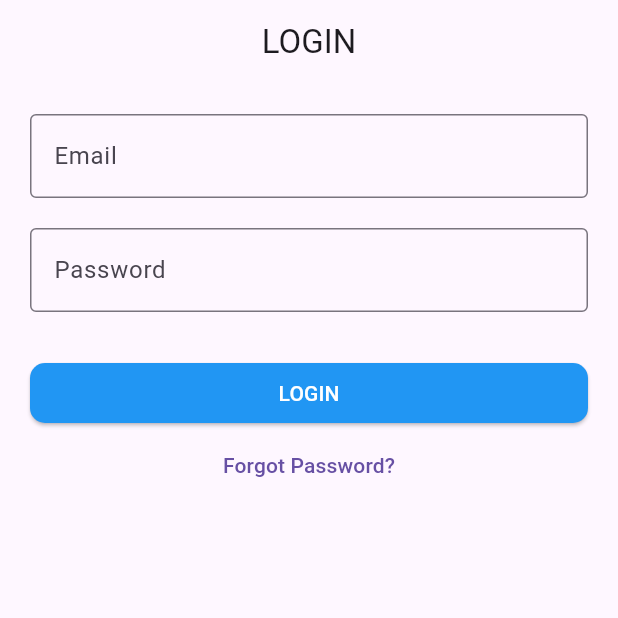
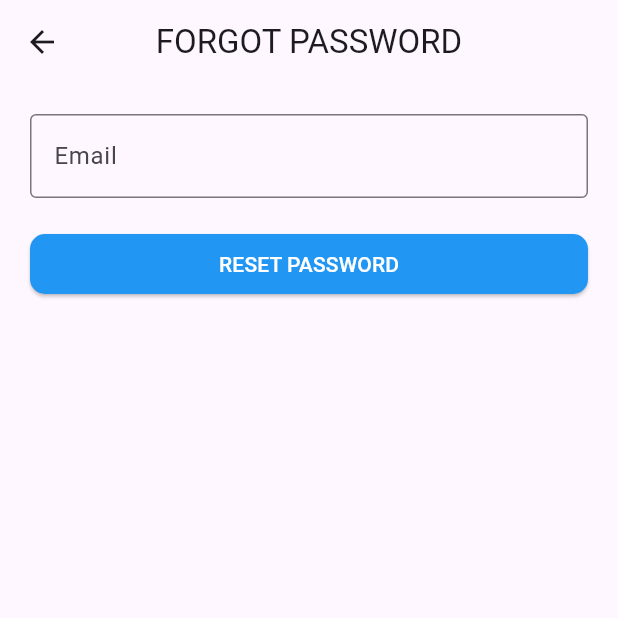
Before and after one commit to rakafebriansy/presence-app, a Flutter app: the screen it shows after launch, after a tap on "Forgot Password?", on a phone screen of 412 x 824 dp, the top half of it. Run offline on Flutter 3.47's test engine with Material 3 defaults, Android fonts, the phone set to English and light mode, and no system bars; our stand-ins replace cloud_firestore, firebase_auth, firebase_core, get; missing offline and left inert: firebase_app_check; accounts and stored records are empty.

Commit message:
feat: forgot password page and app check

```diff
--- /dev/null
+++ b/lib/app/modules/forgot_password/bindings/forgot_password_binding.dart
@@ -0,0 +1,12 @@
+import 'package:get/get.dart';
+
+import '../controllers/forgot_password_controller.dart';
+
+class ForgotPasswordBinding extends Bindings {
+  @override
+  void dependencies() {
+    Get.lazyPut<ForgotPasswordController>(
+      () => ForgotPasswordController(),
+    );
+  }
+}
--- /dev/null
+++ b/lib/app/modules/forgot_password/views/forgot_password_view.dart
@@ -0,0 +1,55 @@
+import 'package:flutter/material.dart';
+
+import 'package:get/get.dart';
+import 'package:presence_app/app/helper/custom_styles.dart';
+
+import '../controllers/forgot_password_controller.dart';
+
+class ForgotPasswordView extends GetView<ForgotPasswordController> {
+  const ForgotPasswordView({super.key});
+  @override
+  Widget build(BuildContext context) {
+    return Scaffold(
+        appBar: AppBar(
+          title: const Text('FORGOT PASSWORD'),
+          centerTitle: true,
+        ),
+        body: ListView(padding: EdgeInsets.all(20), children: [
+          TextField(
+            autocorrect: false,
+            controller: controller.emailC,
+            decoration: InputDecoration(
+                labelText: "Email", border: OutlineInputBorder()),
+          ),
+          SizedBox(
+            height: 20,
+          ),
+          Obx(() => ElevatedButton(
+                onPressed: () {
+                  controller.sendPasswordReset();
+                },
+                child: controller.isLoading.isFalse
+                    ? Text('RESET PASSWORD')
+                    : Flex(
+                        direction: Axis.horizontal,
+                        mainAxisAlignment: MainAxisAlignment.center,
+                        children: [
+                          Text('SEND RESET PASSWORD'),
+                          SizedBox(
+                            width: 8,
+                          ),
+                          SizedBox(
+                            height: 10,
+                            width: 10,
+                            child: CircularProgressIndicator(
+                              color: Colors.white,
+                              strokeWidth: 2,
+                            ),
+                          )
+                        ],
+                      ),
+                style: CustomStyles.primaryButton(),
+              )),
+        ]));
+  }
+}
--- a/lib/app/modules/login/views/login_view.dart
+++ b/lib/app/modules/login/views/login_view.dart
@@ -2,6 +2,7 @@ import 'package:flutter/material.dart';
 
 import 'package:get/get.dart';
 import 'package:presence_app/app/helper/custom_styles.dart';
+import 'package:presence_app/app/routes/app_pages.dart';
 
 import '../controllers/login_controller.dart';
 
@@ -60,7 +61,7 @@ class LoginView extends GetView<LoginController> {
                         ),
                   style: CustomStyles.primaryButton()),
             ),
-            TextButton(onPressed: () {}, child: Text('Forgot Password?'))
+            TextButton(onPressed: () => Get.toNamed(Routes.FORGOT_PASSWORD), child: Text('Forgot Password?'))
           ],
         ));
   }
--- a/lib/app/routes/app_routes.dart
+++ b/lib/app/routes/app_routes.dart
@@ -7,6 +7,7 @@ abstract class Routes {
   static const ADD_EMPLOYEE = _Paths.ADD_EMPLOYEE;
   static const LOGIN = _Paths.LOGIN;
   static const NEW_PASSWORD = _Paths.NEW_PASSWORD;
+  static const FORGOT_PASSWORD = _Paths.FORGOT_PASSWORD;
 }
 
 abstract class _Paths {
@@ -15,4 +16,5 @@ abstract class _Paths {
   static const ADD_EMPLOYEE = '/add-employee';
   static const LOGIN = '/login';
   static const NEW_PASSWORD = '/new-password';
+  static const FORGOT_PASSWORD = '/forgot-password';
 }
--- a/lib/main.dart
+++ b/lib/main.dart
@@ -1,3 +1,4 @@
+import 'package:firebase_app_check/firebase_app_check.dart';
 import 'package:flutter/material.dart';
 
 import 'package:get/get.dart';
@@ -12,6 +13,12 @@ void main() async {
   await Firebase.initializeApp(
     options: DefaultFirebaseOptions.currentPlatform,
   );
+  await FirebaseAppCheck.instance.activate(
+    webProvider: ReCaptchaV3Provider('6LcX38EqAAAAABXPGVh_uEdzAsveN3Lokpeb9lcb'),
+    androidProvider: AndroidProvider.debug,
+    // appleProvider: AppleProvider.appAttest,
+  );
+
 
   runApp(
     StreamBuilder<User?>(
--- a/pubspec.yaml
+++ b/pubspec.yaml
@@ -39,6 +39,7 @@ dependencies:
   firebase_data_connect: ^0.1.2+6
   firebase_core: ^3.10.0
   cloud_firestore: ^5.6.1
+  firebase_app_check: ^0.3.2+1
 
 dev_dependencies:
   flutter_test:
```
Also changed, not shown: lib/app/modules/forgot_password/controllers/forgot_password_controller.dart (added, +64 -0 lines), lib/app/routes/app_pages.dart (+7 -0 lines), pubspec.lock.
